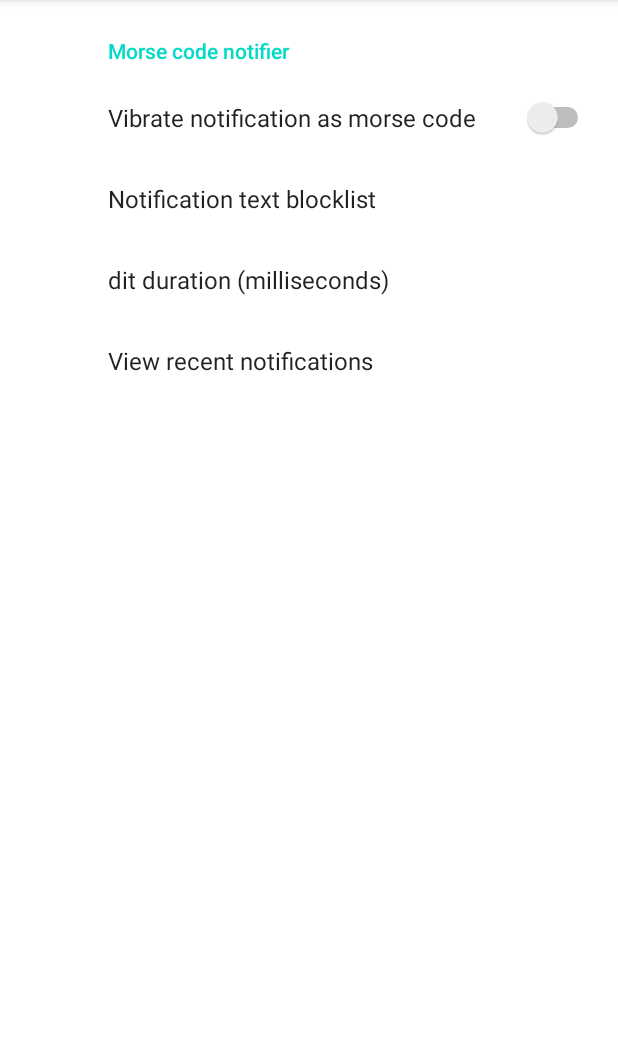
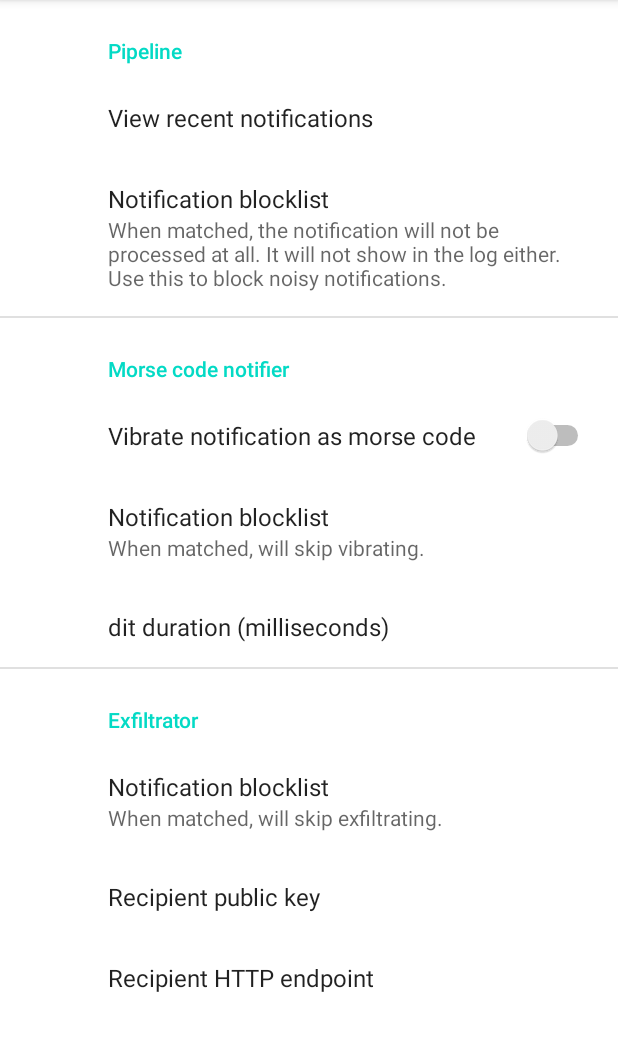
Before and after one commit to dtinth/dtinth.tools-android, an Android app: the screen it shows after launch (SettingsActivity), on a phone screen of 412 x 824 dp, the part 84-1135 px from its top. Run offline under Robolectric (Android 15) with nearby library versions, the phone set to English and light mode, and no system bars; our stand-ins replace androidx.preference.

Commit message:
Added exfiltrator WIP and refactor notification processing to pipeline

```diff
--- a/app/build.gradle
+++ b/app/build.gradle
@@ -1,6 +1,7 @@
 plugins {
     id 'com.android.application'
     id 'kotlin-android'
+    id 'org.jetbrains.kotlin.plugin.serialization' version '1.5.20'
 }
 
 android {
@@ -32,7 +33,6 @@ android {
 }
 
 dependencies {
-
     implementation 'androidx.core:core-ktx:1.3.2'
     implementation 'androidx.appcompat:appcompat:1.2.0'
     implementation 'com.google.android.material:material:1.3.0'
@@ -40,4 +40,7 @@ dependencies {
     testImplementation 'junit:junit:4.+'
     androidTestImplementation 'androidx.test.ext:junit:1.1.2'
     androidTestImplementation 'androidx.test.espresso:espresso-core:3.3.0'
+    implementation "com.goterl:lazysodium-android:5.0.2@aar"
+    implementation "net.java.dev.jna:jna:5.8.0@aar"
+    implementation "org.jetbrains.kotlinx:kotlinx-serialization-json:1.2.2"
 }
--- a/app/src/main/java/dtinth/tools/MorseCodeVibrator.kt
+++ b/app/src/main/java/dtinth/tools/MorseCodeVibrator.kt
@@ -23,7 +23,7 @@ class MorseCodeVibrator(private val context: Context, private val text: String)
             result.set(0, result[0] + 1000)
             result.addAll(0, listOf(0, 16, 32, 16, 32, 16, 32, 16))
             vibrator.vibrate(result.toLongArray(), -1)
-            "=> $initials"
+            "=> $builder"
         } else {
             "[no result]"
         }
--- a/app/src/main/res/xml/root_preferences.xml
+++ b/app/src/main/res/xml/root_preferences.xml
@@ -1,6 +1,18 @@
 <PreferenceScreen xmlns:android="http://schemas.android.com/apk/res/android"
     xmlns:app="http://schemas.android.com/apk/res-auto">
 
+    <PreferenceCategory android:title="Pipeline">
+        <Preference
+            android:key="noti_recent"
+            android:title="View recent notifications" />
+        <EditTextPreference
+            android:defaultValue=""
+            android:key="pipeline_blocklist"
+            android:selectAllOnFocus="true"
+            android:singleLine="false"
+            android:title="Notification blocklist"
+            android:summary="When matched, the notification will not be processed at all. It will not show in the log either. Use this to block noisy notifications." />
+    </PreferenceCategory>
     <PreferenceCategory app:title="Morse code notifier">
         <SwitchPreference
             android:defaultValue="false"
@@ -11,7 +23,8 @@
             android:key="morse_blocklist"
             android:selectAllOnFocus="true"
             android:singleLine="false"
-            android:title="Notification text blocklist" />
+            android:title="Notification blocklist"
+            android:summary="When matched, will skip vibrating." />
         <EditTextPreference
             android:defaultValue="80"
             android:inputType="number"
@@ -19,9 +32,27 @@
             android:selectAllOnFocus="true"
             android:singleLine="true"
             android:title="dit duration (milliseconds)" />
-        <Preference
-            android:key="noti_recent"
-            android:title="View recent notifications" />
+    </PreferenceCategory>
+    <PreferenceCategory android:title="Exfiltrator">
+        <EditTextPreference
+            android:defaultValue=""
+            android:key="exfiltrate_blocklist"
+            android:selectAllOnFocus="true"
+            android:singleLine="false"
+            android:title="Notification blocklist"
+            android:summary="When matched, will skip exfiltrating." />
+        <EditTextPreference
+            android:defaultValue=""
+            android:key="exfiltrate_public_key"
+            android:selectAllOnFocus="true"
+            android:singleLine="false"
+            android:title="Recipient public key" />
+        <EditTextPreference
+            android:defaultValue=""
+            android:key="exfiltrate_endpoint"
+            android:selectAllOnFocus="true"
+            android:singleLine="false"
+            android:title="Recipient HTTP endpoint" />
     </PreferenceCategory>
 
 </PreferenceScreen>
```
Also changed, not shown: app/src/main/java/dtinth/tools/MorseCodeBuilder.kt (+10 -7 lines), app/src/main/java/dtinth/tools/NotificationListener.kt (+90 -16 lines), app/src/main/java/dtinth/tools/Sealer.kt (added, +20 -0 lines), 1 other file.
